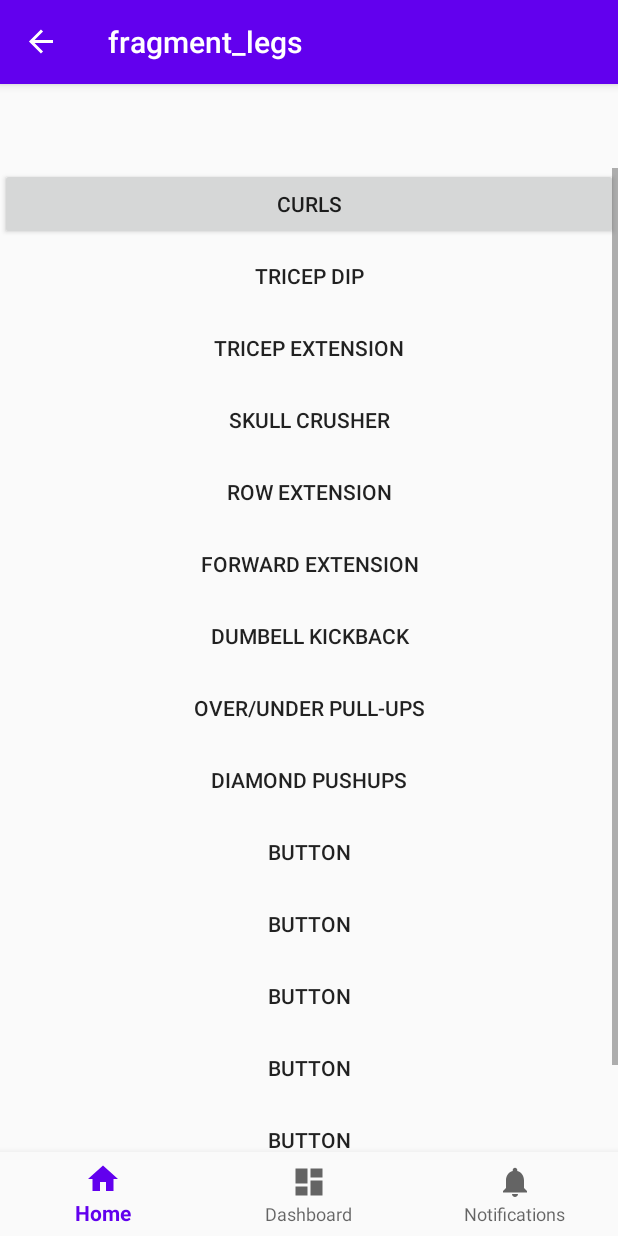
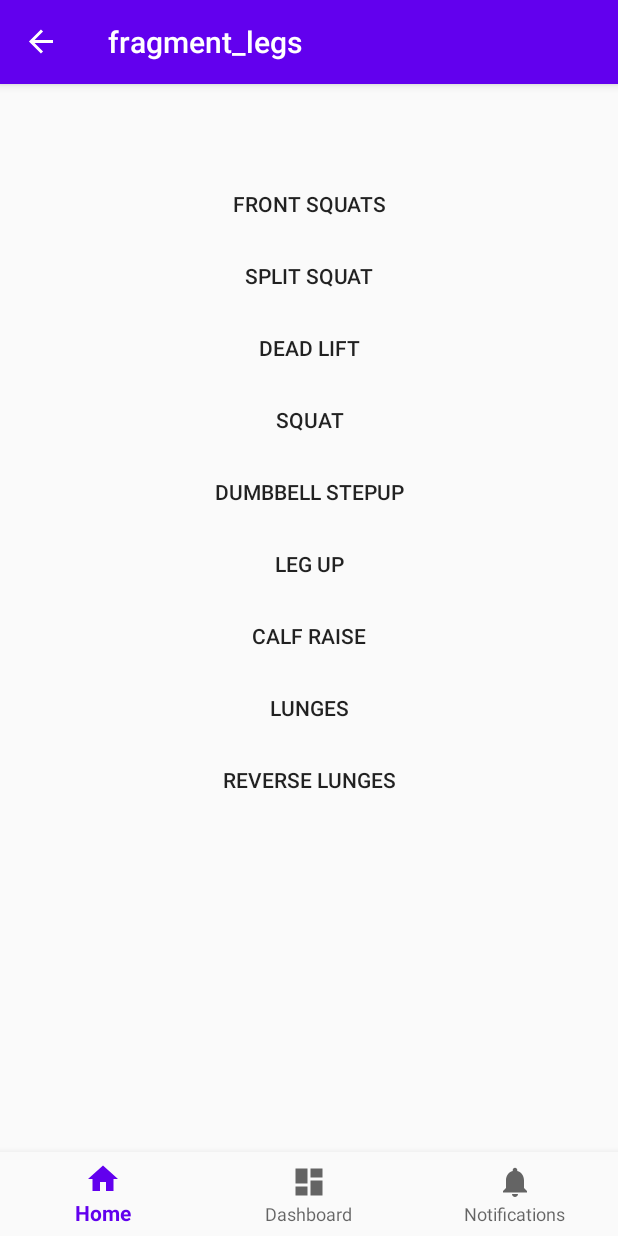
Before and after one commit to naporter/FitZique, an Android app: the LegsFragment screen opened through its navigation route, on a phone screen of 412 x 824 dp. Run offline under Robolectric (Android 15) with nearby library versions, the phone set to English and light mode, and no system bars; our stand-ins replace navigation-ui.

Commit message:
Created LegFragment class and XML. You can now navigate to list of leg work outs.

```diff
--- a/app/src/main/java/com/example/workoutapp/ui/home/LegsFragment.java
+++ b/app/src/main/java/com/example/workoutapp/ui/home/LegsFragment.java
@@ -2,7 +2,11 @@ package com.example.workoutapp.ui.home;
 
 import android.os.Bundle;
 
+import androidx.annotation.NonNull;
+import androidx.annotation.Nullable;
 import androidx.fragment.app.Fragment;
+import androidx.navigation.NavController;
+import androidx.navigation.Navigation;
 
 import android.view.LayoutInflater;
 import android.view.View;
@@ -11,15 +15,15 @@ import android.view.ViewGroup;
 import com.example.workoutapp.R;
 
 
-public class LegsFragment extends Fragment {
+public class LegsFragment extends Fragment implements View.OnClickListener{
+
+    NavController navController = null;
 
     public LegsFragment() {
-        // Required empty public constructor
     }
 
-    // TODO: Rename and change types and number of parameters
-    public static LegsFragment newInstance(String param1, String param2) {
-        LegsFragment fragment = new LegsFragment();
+    public static ArmsFragment newInstance(String param1, String param2) {
+        ArmsFragment fragment = new ArmsFragment();
         Bundle args = new Bundle();
         fragment.setArguments(args);
         return fragment;
@@ -31,9 +35,28 @@ public class LegsFragment extends Fragment {
     }
 
     @Override
+    public void onViewCreated(@NonNull View view, @Nullable Bundle savedInstanceState) {
+        super.onViewCreated(view, savedInstanceState);
+        navController = Navigation.findNavController(view);
+        view.findViewById(R.id.frontSquatsBtn).setOnClickListener(this);
+
+    }
+
+    @Override
     public View onCreateView(LayoutInflater inflater, ViewGroup container,
                              Bundle savedInstanceState) {
         // Inflate the layout for this fragment
         return inflater.inflate(R.layout.fragment_legs, container, false);
     }
+
+    @Override
+    public void onClick(View v) {
+        switch (v.getId()){
+            case R.id.frontSquatsBtn:
+                navController.navigate(R.id.action_legsFragment_to_exerciseFragment);
+                break;
+            default:
+                break;
+        }
+    }
 }
--- a/app/src/main/res/layout/fragment_legs.xml
+++ b/app/src/main/res/layout/fragment_legs.xml
@@ -21,108 +21,67 @@
             android:orientation="vertical">
 
             <Button
-                android:id="@+id/curlsBtn"
-                android:layout_width="match_parent"
-                android:layout_height="match_parent"
-                android:text="Curls" />
-
-            <Button
-                android:id="@+id/button18"
+                android:id="@+id/frontSquatsBtn"
                 android:layout_width="match_parent"
                 android:layout_height="match_parent"
                 android:background="@android:color/transparent"
-                android:text="Tricep Dip" />
+                android:text="Front Squats" />
 
             <Button
-                android:id="@+id/button19"
+                android:id="@+id/splitBtn"
                 android:layout_width="match_parent"
                 android:layout_height="match_parent"
                 android:background="@android:color/transparent"
-                android:text="Tricep Extension" />
+                android:text="Split Squat" />
 
             <Button
-                android:id="@+id/button20"
+                android:id="@+id/deadLiftBtn"
                 android:layout_width="match_parent"
                 android:layout_height="match_parent"
                 android:background="@android:color/transparent"
-                android:text="Skull Crusher" />
+                android:text="Dead Lift" />
 
             <Button
-                android:id="@+id/button21"
+                android:id="@+id/Squat"
                 android:layout_width="match_parent"
                 android:layout_height="match_parent"
                 android:background="@android:color/transparent"
-                android:text="Row Extension" />
+                android:text="Squat" />
 
             <Button
-                android:id="@+id/button22"
+                android:id="@+id/dumbbellStepUpBtn"
                 android:layout_width="match_parent"
                 android:layout_height="match_parent"
                 android:background="@android:color/transparent"
-                android:text="Forward Extension" />
+                android:text="Dumbbell Stepup" />
 
             <Button
-                android:id="@+id/button23"
+                android:id="@+id/legPressbtn"
                 android:layout_width="match_parent"
                 android:layout_height="match_parent"
                 android:background="@android:color/transparent"
-                android:text="Dumbell Kickback" />
+                android:text="Leg Up" />
 
             <Button
-                android:id="@+id/button24"
+                android:id="@+id/calfRaisebtn"
                 android:layout_width="match_parent"
                 android:layout_height="match_parent"
                 android:background="@android:color/transparent"
-                android:text="Over/Under Pull-ups" />
+                android:text="Calf Raise" />
 
             <Button
-                android:id="@+id/button25"
+                android:id="@+id/lungeBtn"
                 android:layout_width="match_parent"
                 android:layout_height="match_parent"
                 android:background="@android:color/transparent"
-                android:text="Diamond Pushups" />
+                android:text="Lunges" />
 
             <Button
-                android:id="@+id/button26"
+                android:id="@+id/reverseLungeBtn"
                 android:layout_width="match_parent"
                 android:layout_height="match_parent"
                 android:background="@android:color/transparent"
-                android:text="Button" />
-
-            <Button
-                android:id="@+id/button27"
-                android:layout_width="match_parent"
-                android:layout_height="match_parent"
-                android:background="@android:color/transparent"
-                android:text="Button" />
-
-            <Button
-                android:id="@+id/button28"
-                android:layout_width="match_parent"
-                android:layout_height="match_parent"
-                android:background="@android:color/transparent"
-                android:text="Button" />
-
-            <Button
-                android:id="@+id/button29"
-                android:layout_width="match_parent"
-                android:layout_height="match_parent"
-                android:background="@android:color/transparent"
-                android:text="Button" />
-
-            <Button
-                android:id="@+id/button30"
-                android:layout_width="match_parent"
-                android:layout_height="match_parent"
-                android:background="@android:color/transparent"
-                android:text="Button" />
-
-            <Button
-                android:id="@+id/button31"
-                android:layout_width="match_parent"
-                android:layout_height="match_parent"
-                android:background="@android:color/transparent"
-                android:text="Button" />
+                android:text="Reverse Lunges" />
 
         </LinearLayout>
     </ScrollView>
--- a/app/src/main/res/navigation/mobile_navigation.xml
+++ b/app/src/main/res/navigation/mobile_navigation.xml
@@ -20,7 +20,11 @@
         android:id="@+id/legsFragment"
         android:name="com.example.workoutapp.ui.home.LegsFragment"
         android:label="fragment_legs"
-        tools:layout="@layout/fragment_legs" />
+        tools:layout="@layout/fragment_legs" >
+        <action
+            android:id="@+id/action_legsFragment_to_exerciseFragment"
+            app:destination="@id/exerciseFragment" />
+    </fragment>
     <fragment
         android:id="@+id/homeFragment"
         android:name="com.example.workoutapp.ui.home.HomeFragment"
```
